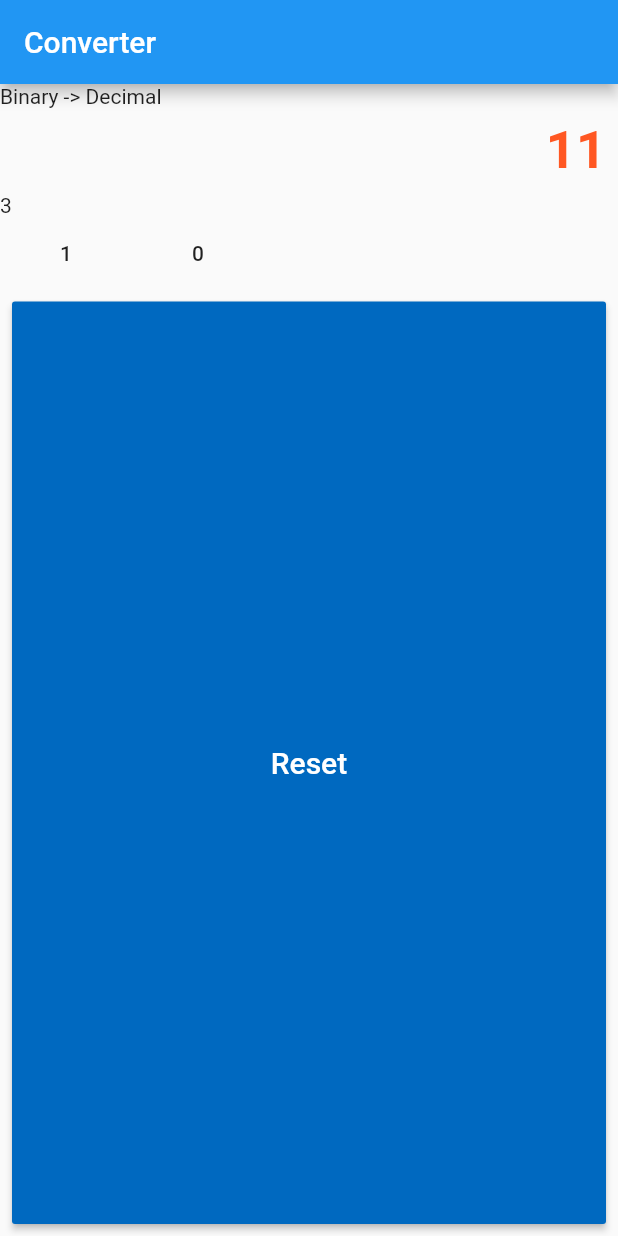
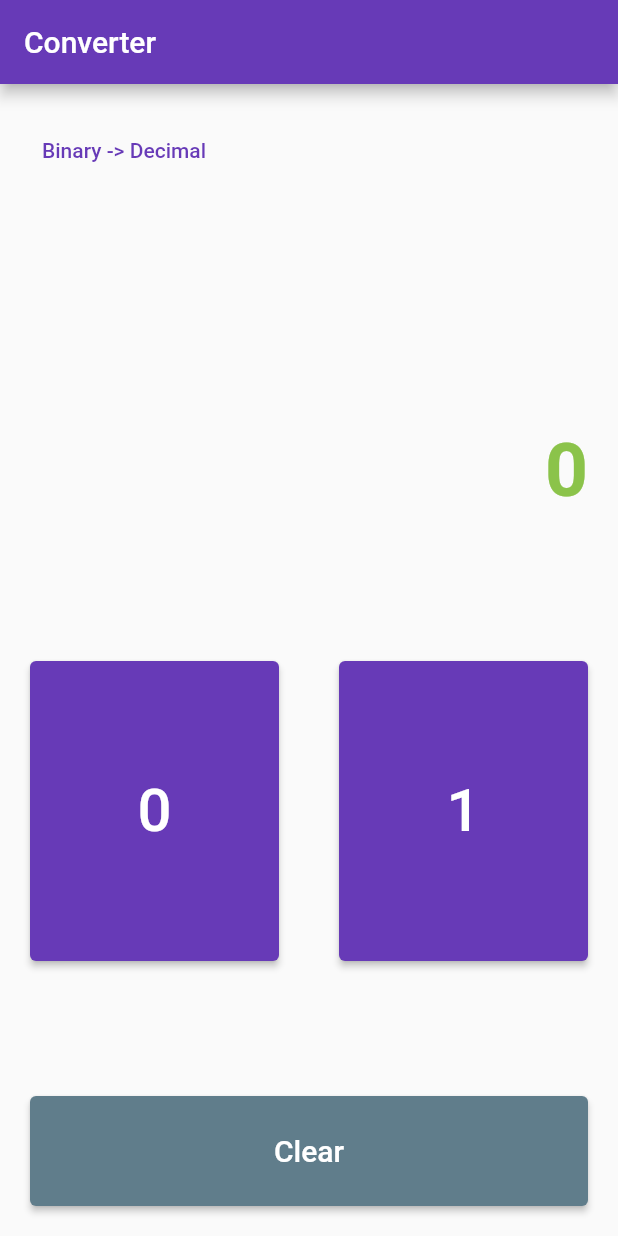
Before and after one commit to rialco/binary-conversion, a Flutter app: the screen it shows after launch, on a phone screen of 412 x 824 dp. Run offline on Flutter 3.47's test engine with Material 2 defaults, Android fonts, the phone set to English and light mode, and no system bars.

Commit message:
feat: added binaryToDecimal & decimalToBinary widgets

```diff
--- a/lib/main.dart
+++ b/lib/main.dart
@@ -2,4 +2,4 @@ import 'package:flutter/material.dart';
 
 import 'ui/screens/my_app.dart';
 
-void main() => runApp(MyApp());
+void main() => runApp(Converter());
--- a/lib/ui/screens/my_app.dart
+++ b/lib/ui/screens/my_app.dart
@@ -1,27 +1,66 @@
 import 'package:flutter/material.dart';
 
 import '../widgets/binary_decimal.dart';
+import '../widgets/decimal_binary.dart';
 
-class MyApp extends StatelessWidget {
+class Converter extends StatefulWidget {
+  const Converter({Key? key}) : super(key: key);
+
+  @override
+  _ConverterState createState() => _ConverterState();
+}
+
+class _ConverterState extends State<Converter> {
+
+  int _converterType = 0;
+  String _converterText = "Binary -> Decimal";
+
+
+  void _changeConverter() {
+    int tempType = 0;
+    String tempText = "Binary -> Decimal";
+    if(_converterType == 0) tempType = 1;
+
+    if (tempType == 1) tempText = "Decimal -> Binary";
+
+    setState(() {
+      _converterType = tempType;
+      _converterText = tempText;
+    });
+
+  }
+
+  @override
+  void initState() {
+    super.initState();
+  }
+
   @override
   Widget build(BuildContext context) {
     return MaterialApp(
         debugShowCheckedModeBanner: false,
         title: 'Converter',
         theme: ThemeData(
-          primarySwatch: Colors.blue,
+          primarySwatch: Colors.deepPurple,
         ),
         home: Scaffold(
             appBar: AppBar(
-              title: Text('Converter'),
+              title: const Text('Converter')
             ),
             body: Column(
               crossAxisAlignment: CrossAxisAlignment.start,
               children: [
                 Container(
                     alignment: Alignment.centerLeft,
-                    child: Text("Binary -> Decimal")),
-                Expanded(child: BinaryToDecimal()),
+                    child: Padding(
+                      padding: const EdgeInsets.all(20.0),
+                      child: TextButton(
+                        child: Text(_converterText),
+                        onPressed: _changeConverter,
+                      ),
+                    )
+                ),
+                Expanded(child: _converterType == 0 ? BinaryToDecimal() : DecimalToBinary()),
               ],
             )));
   }
--- a/lib/ui/widgets/binary_decimal.dart
+++ b/lib/ui/widgets/binary_decimal.dart
@@ -1,62 +1,112 @@
 import 'package:flutter/material.dart';
 
 class BinaryToDecimal extends StatefulWidget {
+  const BinaryToDecimal({Key? key}) : super(key: key);
+
   @override
   _BinaryToDecimalState createState() => _BinaryToDecimalState();
 }
 
 class _BinaryToDecimalState extends State<BinaryToDecimal> {
-  String _binary = "11";
-  String _decimal =
-      "3"; // _decimal = int.parse(_binary, radix: 2).toRadixString(10);
+  String _binary = "";
+  String _decimal = "0";
+  // _decimal = int.parse(_binary, radix: 2).toRadixString(10);
 
-  void _onPressed() {}
+  void _onPressed(input) {
+    String tempBin = _binary;
+    tempBin += input.toString();
+    if (input == 2) {
+      tempBin = "";
+    }
+    setState(() {
+      _binary = tempBin;
+      _decimal = "0";
+      if(tempBin != "") {
+        _decimal = int.parse(tempBin, radix: 2).toRadixString(10);
+      }
+    });
+  }
 
   @override
   Widget build(BuildContext context) {
-    return Container(
-      child: Column(
-          crossAxisAlignment: CrossAxisAlignment.stretch,
-          children: <Widget>[
-            Container(
-                padding: const EdgeInsets.all(8.0),
-                alignment: Alignment.centerRight,
-                child: Text(
-                  '$_binary',
-                  textAlign: TextAlign.right,
-                  style: TextStyle(
-                      fontWeight: FontWeight.bold,
-                      color:
-                          Color(int.parse("#FF5722".replaceAll('#', '0xff'))),
-                      fontSize: 35),
-                )),
-            Text("3"),
-            Row(children: <Widget>[
-              keyNumber(1),
-              keyNumber(0),
-            ]),
-            Expanded(
-              flex: 1,
-              child: Container(
-                padding: const EdgeInsets.all(8.0),
-                child: MaterialButton(
-                    color: Color(int.parse("#0069C0".replaceAll('#', '0xff'))),
-                    onPressed: () {},
-                    child: Text("Reset",
-                        style: new TextStyle(
-                          fontSize: 20.0,
-                          color: Colors.white,
-                        ))),
+    return Column(
+      children: [
+        Expanded(
+          flex: 1,
+          child: Row(
+            mainAxisAlignment: MainAxisAlignment.end,
+            children: [
+              Padding(
+                padding: const EdgeInsets.all(20.0),
+                child: Text(_binary, style: const TextStyle(
+                  color: Colors.blueGrey,
+                  fontSize: 30,
+                  fontWeight: FontWeight.w600
+                  ),
+                )
+              )
+            ],
+          )
+        ),
+        Expanded(
+          flex: 1,
+          child: Row(
+            mainAxisAlignment: MainAxisAlignment.end,
+            children: [
+              Padding(
+                padding: const EdgeInsets.all(20.0),
+                child: Text(_decimal, style: const TextStyle(
+                  color: Colors.lightGreen,
+                  fontSize: 50,
+                  fontWeight: FontWeight.w600
+                  ),
+                )
+              )
+            ],
+          )
+        ),
+        Expanded(
+          flex: 3,
+          child: Row(
+            children: [
+              Expanded(
+                child: keyNumber(0)
               ),
-            ),
-          ]),
+              Expanded(
+                child: keyNumber(1)
+              )
+            ],
+          )
+        ),
+        Expanded(
+          flex: 1,
+          child: Padding(
+            padding: const EdgeInsets.all(20),
+            child: ElevatedButton(
+              onPressed: () => _onPressed(2),
+              child: const Text("Clear", style: TextStyle(fontSize: 20),),
+              style: ElevatedButton.styleFrom(
+                minimumSize: const Size.fromHeight(50),
+                primary: Colors.blueGrey
+              ),
+            )
+          )
+        )
+      ]
     );
   }
 
   Widget keyNumber(number) {
-    return MaterialButton(
-      child: Text(number.toString()),
-      onPressed: () {},
+    return
+    Padding(
+      padding:const EdgeInsets.all(20),
+      child: ElevatedButton(
+        onPressed: () => _onPressed(number),
+        child: Text(number.toString(), style: const TextStyle(fontSize: 40),),
+        style: ElevatedButton.styleFrom(
+          minimumSize: const Size.fromHeight(200)
+        )
+      )
     );
   }
 }
```
Also changed, not shown: lib/ui/widgets/decimal_binary.dart (+151 -3 lines).
